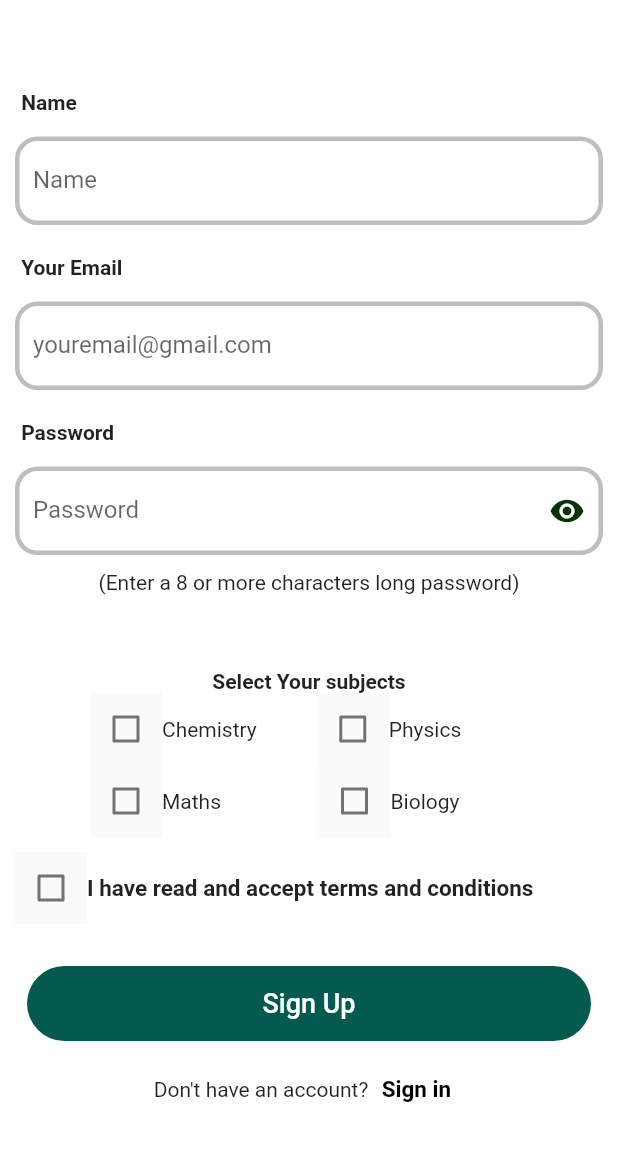
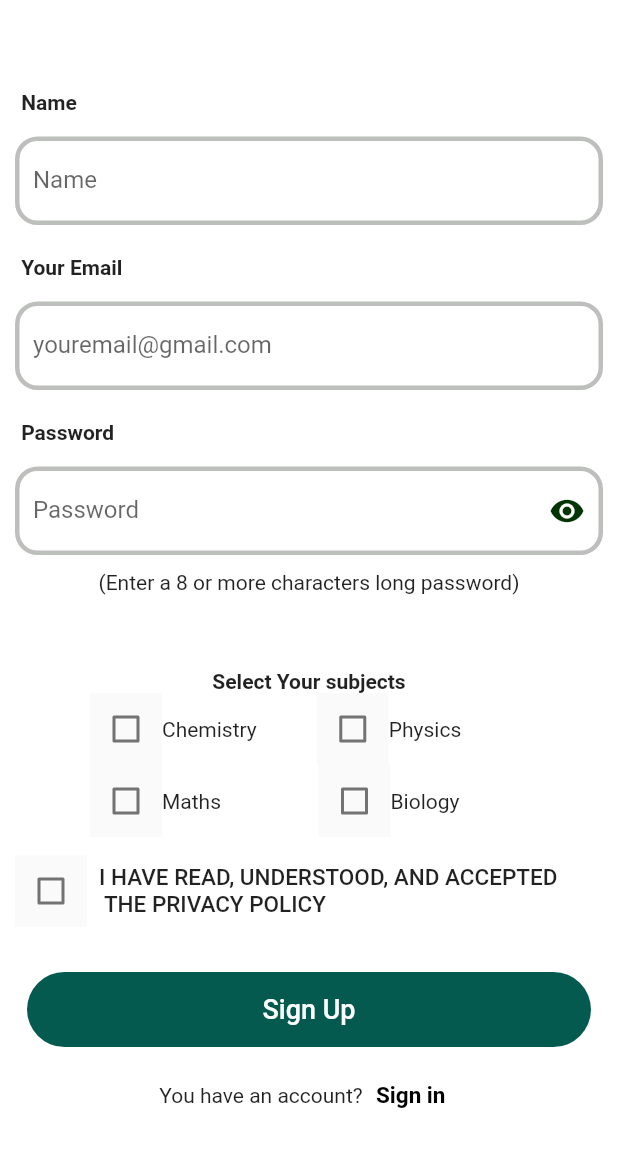
Before and after one commit to ZEAPP360/Sahan-Elevate-App, a Flutter app: the SignUp screen opened by its route, on a phone screen of 412 x 824 dp, the part 84-1236 px from its top. Run offline on Flutter 3.47's test engine with Material 2 defaults, Android fonts, the phone set to English and light mode, and no system bars; our stand-ins replace animated_text_kit, email_validator, shared_preferences; accounts and stored records are empty; network calls fail.

Commit message:
03/04/2023 | Zaryab Alam

```diff
--- a/lib/Screens/forgot_password.dart
+++ b/lib/Screens/forgot_password.dart
@@ -5,6 +5,7 @@ import 'package:animated_text_kit/animated_text_kit.dart';
 import 'package:flutter/material.dart';
 import 'package:learnerapp/Utilities/routes.dart';
 import 'package:http/http.dart' as http;
+
 import 'reset_forgot_password.dart';
 
 class ForgotPassword extends StatefulWidget {
@@ -260,7 +261,7 @@ class _LoginScreenState extends State<ForgotPassword> {
                                 borderRadius: BorderRadius.circular(25),
                               ),
                               child: const Text(
-                                'Send',
+                                'SEND',
                                 style: TextStyle(
                                   fontSize: 18,
                                   color: Colors.white,
@@ -272,7 +273,7 @@ class _LoginScreenState extends State<ForgotPassword> {
                           Row(
                             mainAxisAlignment: MainAxisAlignment.center,
                             children: [
-                              Text('Don\'t recieve the Code ?'),
+                              Text('Don\'t recieved the code ?'),
                               TextButton(
                                 onPressed: (() {
                                   Navigator.pushNamed(
--- a/lib/Screens/profile_page.dart
+++ b/lib/Screens/profile_page.dart
@@ -404,7 +404,7 @@ class _Profile2State extends State<Profile2> {
                                     height: 8,
                                   ),
                                   Text(
-                                    'SELECT SUBJECT',
+                                    'SELECTED SUBJECT',
                                     style: TextStyle(
                                         color: Colors.white, fontSize: 12),
                                   ),
--- a/lib/Screens/signup.dart
+++ b/lib/Screens/signup.dart
@@ -308,7 +308,7 @@ class _LoginScreenState extends State<SignUp> {
                                 children: [
                                   Material(
                                     child: Checkbox(
-                                      activeColor: Colors.green,
+                                      activeColor: const Color(0xFF045a4f),
                                       value: Chemistry,
                                       onChanged: (value) {
                                         setState(() {
@@ -330,7 +330,7 @@ class _LoginScreenState extends State<SignUp> {
                                 children: [
                                   Material(
                                     child: Checkbox(
-                                      activeColor: Colors.green,
+                                      activeColor: const Color(0xFF045a4f),
                                       value: Physics,
                                       onChanged: (value) {
                                         setState(() {
@@ -356,7 +356,7 @@ class _LoginScreenState extends State<SignUp> {
                                 children: [
                                   Material(
                                     child: Checkbox(
-                                      activeColor: Colors.green,
+                                      activeColor: const Color(0xFF045a4f),
                                       value: Maths,
                                       onChanged: (value) {
                                         setState(() {
@@ -378,7 +378,7 @@ class _LoginScreenState extends State<SignUp> {
                                 children: [
                                   Material(
                                     child: Checkbox(
-                                      activeColor: Colors.green,
+                                      activeColor: const Color(0xFF045a4f),
                                       value: Biology,
                                       onChanged: (value) {
                                         setState(() {
@@ -400,11 +400,12 @@ class _LoginScreenState extends State<SignUp> {
                       const SizedBox(
                         height: 10,
                       ),
+
                       Row(
                         children: [
                           Material(
                             child: Checkbox(
-                              activeColor: Colors.green,
+                              activeColor:  const Color(0xFF045a4f),
                               value: agree,
                               onChanged: (value) {
                                 setState(() {
@@ -413,11 +414,14 @@ class _LoginScreenState extends State<SignUp> {
                               },
                             ),
                           ),
-                          const Text(
-                            'I have read and accept terms and conditions',
-                            style: TextStyle(
-                                fontWeight: FontWeight.bold, fontSize: 15),
-                            overflow: TextOverflow.ellipsis,
+                          Padding(
+                            padding: const EdgeInsets.all(8.0),
+                            child: const Text(
+                              'I HAVE READ, UNDERSTOOD, AND ACCEPTED\n THE PRIVACY POLICY',
+                              style: TextStyle(
+                                  fontWeight: FontWeight.w500, fontSize: 15),
+                              overflow: TextOverflow.ellipsis,
+                            ),
                           )
                         ],
                       ),
@@ -447,7 +451,7 @@ class _LoginScreenState extends State<SignUp> {
                       ),
                       Row(
                         children: [
-                          const Text('Don\'t have an account?'),
+                          const Text('You have an account?'),
                           TextButton(
                             onPressed: (() {
                               Navigator.pushNamed(
--- a/lib/main.dart
+++ b/lib/main.dart
@@ -9,6 +9,7 @@ import 'package:learnerapp/Screens/showanswer.dart';
 import 'package:learnerapp/Screens/signup.dart';
 import 'package:learnerapp/Screens/waitingpage.dart';
 import 'package:learnerapp/Utilities/routes.dart';
+
 void main() => runApp(const AuthApp());
 
 class AuthApp extends StatelessWidget {
```
Also changed, not shown: lib/Screens/edit_profile.dart (+5 -5 lines), lib/Screens/otpverification.dart (+14 -14 lines), lib/Screens/showanswer.dart (+22 -21 lines).
